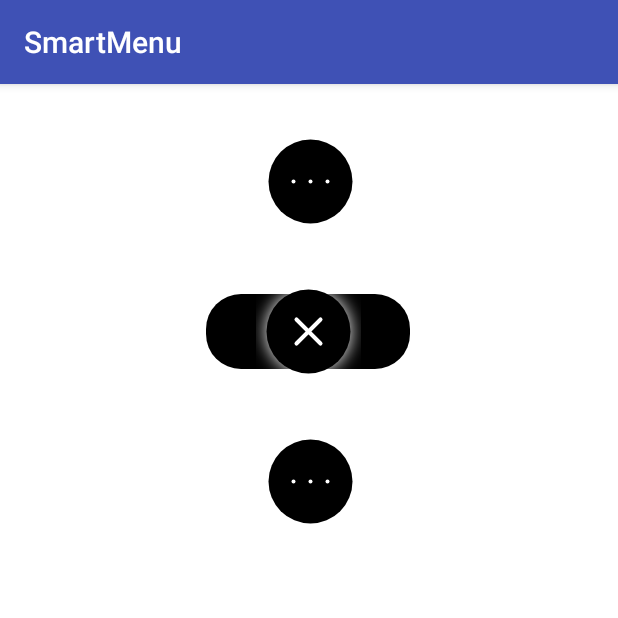
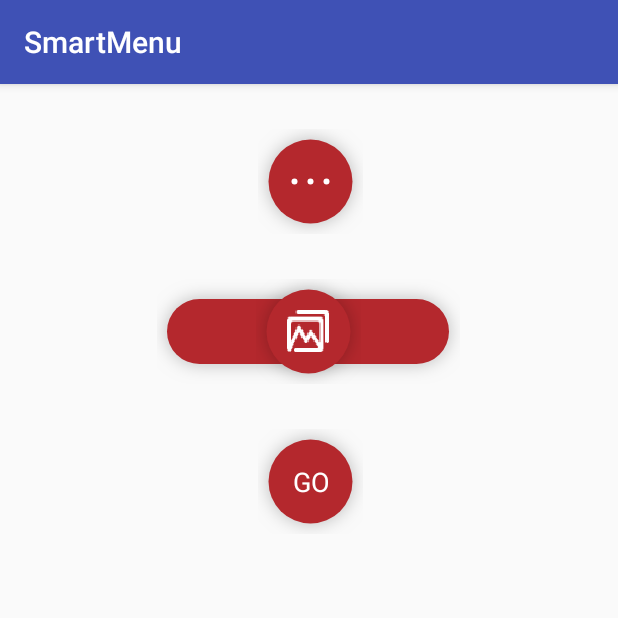
Before and after one commit to cbfg5210/SmartMenu, an Android app: the screen it shows after launch (MainActivity), on a phone screen of 412 x 824 dp, the top half of it. Run offline under Robolectric (Android 15) with nearby library versions, the phone set to English and light mode, and no system bars; libraries missing offline, so code that uses them is left out: name.gudong.statebackground; 1 statement that could not run was skipped.

Commit message:
将SmartButton属性整合到SmartMenu,SmartButton通过SmartMenu来初始化

```diff
--- a/app/src/main/res/layout/activity_main.xml
+++ b/app/src/main/res/layout/activity_main.xml
@@ -4,7 +4,6 @@
     xmlns:app="http://schemas.android.com/apk/res-auto"
     android:layout_width="match_parent"
     android:layout_height="match_parent"
-    android:background="#ffffff"
     android:gravity="center_horizontal"
     android:orientation="vertical">
 
@@ -13,33 +12,34 @@
         android:layout_width="wrap_content"
         android:layout_height="wrap_content"
         android:layout_marginTop="30dp"
-        app:bg_color="#b4282d"
-        app:inner_padding="15dp"
-        app:outer_padding="20dp"
-        app:shadow_color="#40000000"
-        app:vertical_padding="13dp"/>
+        app:bgColor="#b4282d"
+        app:innerPadding="15dp"
+        app:outerPadding="20dp"
+        app:shadowColor="#40000000"
+        app:verticalPadding="13dp"/>
 
     <com.ue.smartmenu.SmartMenu
         android:id="@+id/smartMenu2"
         android:layout_width="wrap_content"
         android:layout_height="wrap_content"
         android:layout_marginTop="30dp"
-        app:bg_color="#b4282d"
-        app:inner_padding="15dp"
-        app:outer_padding="20dp"
-        app:shadow_color="#40000000"
-        app:smart_view_res="@layout/layout_smart_button"
-        app:vertical_padding="13dp"/>
+        android:src="@mipmap/icon_album"
+        app:bgColor="#b4282d"
+        app:innerPadding="15dp"
+        app:outerPadding="20dp"
+        app:shadowColor="#40000000"
+        app:verticalPadding="13dp"/>
 
     <com.ue.smartmenu.SmartMenu
         android:id="@+id/smartMenu3"
         android:layout_width="wrap_content"
         android:layout_height="wrap_content"
         android:layout_marginTop="30dp"
-        app:bg_color="#b4282d"
-        app:inner_padding="15dp"
-        app:outer_padding="20dp"
-        app:shadow_color="#40000000"
-        app:smart_view_res="@layout/layout_smart_button_2"
-        app:vertical_padding="13dp"/>
+        android:text="GO"
+        android:textSize="18sp"
+        app:bgColor="#b4282d"
+        app:innerPadding="15dp"
+        app:outerPadding="20dp"
+        app:shadowColor="#40000000"
+        app:verticalPadding="13dp"/>
 </LinearLayout>
--- a/app/src/main/res/layout/layout_smart_button.xml
+++ /dev/null
@@ -1,14 +0,0 @@
-<?xml version="1.0" encoding="utf-8"?>
-<com.ue.smartmenu.SmartButton
-    xmlns:android="http://schemas.android.com/apk/res/android"
-    xmlns:app="http://schemas.android.com/apk/res-auto"
-    android:id="@+id/sbSmartView"
-    android:layout_width="match_parent"
-    android:layout_height="match_parent"
-    android:src="@mipmap/icon_album"
-    app:bg_color="#b4282d"
-    app:dot_color="@android:color/white"
-    app:dot_distance="25dp"
-    app:dot_radius="2dp"
-    app:image_ratio="0.4"
-    app:shadow_color="#40000000"/>
--- a/app/src/main/res/layout/layout_smart_button_2.xml
+++ /dev/null
@@ -1,16 +0,0 @@
-<?xml version="1.0" encoding="utf-8"?>
-<com.ue.smartmenu.SmartButton
-    xmlns:android="http://schemas.android.com/apk/res/android"
-    xmlns:app="http://schemas.android.com/apk/res-auto"
-    android:id="@+id/sbSmartView"
-    android:layout_width="match_parent"
-    android:layout_height="match_parent"
-    android:text="GO"
-    android:textColor="@color/white"
-    android:textSize="18sp"
-    app:bg_color="#b4282d"
-    app:dot_color="@android:color/white"
-    app:dot_distance="25dp"
-    app:dot_radius="2dp"
-    app:image_ratio="0.4"
-    app:shadow_color="#40000000"/>
--- a/smart/src/main/java/com/ue/smartmenu/SmartButton.java
+++ b/smart/src/main/java/com/ue/smartmenu/SmartButton.java
@@ -2,19 +2,16 @@ package com.ue.smartmenu;
 
 import android.animation.ValueAnimator;
 import android.content.Context;
-import android.content.res.TypedArray;
 import android.graphics.Bitmap;
 import android.graphics.BitmapFactory;
 import android.graphics.Canvas;
-import android.graphics.Color;
 import android.graphics.Paint;
 import android.graphics.Rect;
 import android.graphics.RectF;
+import android.support.annotation.DrawableRes;
 import android.text.TextUtils;
 import android.util.AttributeSet;
 import android.view.View;
-
-import com.jake.smart.R;
 
 /**
  * Created by Jake on 2016/9/12.
@@ -26,26 +23,28 @@ class SmartButton extends View implements ValueAnimator.AnimatorUpdateListener {
     /**
      * the max length of X
      */
-    private int mDotDistance;
-    private float mDotRadius = 6;
     private float mCenterX;
     private float mCenterY;
 
     private Paint mPaint;
     private Paint mBackgroundPaint;
 
-    private RectF mLeftRectF = new RectF();
-    private RectF mRightRectF = new RectF();
-
     private int mBackgroundColor;
     private int mShadowColor;
+
+    private RectF mLeftRectF;
+    private RectF mRightRectF;
+    //def content
     private int mDotColor;
+    private int mDotDistance;
+    private float mDotRadius;
+    //text content
+    private String mText;
+    //image content
+    private int imageSrc;
+    private float imageRatio;
 
-    private String text;
-    private int textSize;
-    private float imageRatio;
-    private int textColor;
-    private int imageSrc;
+    private boolean hasInit;
 
     public SmartButton(Context context) {
         this(context, null);
@@ -57,28 +56,7 @@ class SmartButton extends View implements ValueAnimator.AnimatorUpdateListener {
 
     public SmartButton(Context context, AttributeSet attrs, int defStyle) {
         super(context, attrs, defStyle);
-
-        TypedArray ta = context.obtainStyledAttributes(attrs, R.styleable.SmartButton);
-        mDotRadius = ta.getDimensionPixelSize(R.styleable.SmartButton_dotRadius, dip2px(context, 1));
-        mDotDistance = ta.getDimensionPixelSize(R.styleable.SmartButton_dotDistance, dip2px(context, 25));
-        mDotColor = ta.getColor(R.styleable.SmartButton_dotColor, Color.WHITE);
-        mShadowColor = ta.getColor(R.styleable.SmartButton_shadowColor, Color.WHITE);
-        mBackgroundColor = ta.getColor(R.styleable.SmartButton_bgColor, Color.BLACK);
-
-        text = ta.getString(R.styleable.SmartButton_android_text);
-        textSize = ta.getDimensionPixelSize(R.styleable.SmartButton_android_textSize, 15);
-        imageRatio = ta.getFloat(R.styleable.SmartButton_imageRatio, 0.5f);
-        textColor = ta.getColor(R.styleable.SmartButton_android_textColor, Color.WHITE);
-        imageSrc = ta.getResourceId(R.styleable.SmartButton_android_src, 0);
-
-        ta.recycle();
-
         init();
-    }
-
-    private int dip2px(Context context, float dpValue) {
-        final float scale = context.getResources().getDisplayMetrics().density;
-        return (int) (dpValue * scale + 0.5f);
     }
 
     private void init() {
@@ -92,26 +70,23 @@ class SmartButton extends View implements ValueAnimator.AnimatorUpdateListener {
         mPaint = new Paint();
         mPaint.setAntiAlias(true);
         mPaint.setDither(true);
-
-        if (!TextUtils.isEmpty(text)) {
-            mPaint.setStrokeWidth(3);
-            mPaint.setTextSize(textSize);
-            mPaint.setColor(textColor);
-            mPaint.setTextAlign(Paint.Align.LEFT);
-        } else {
-            mPaint.setColor(mDotColor);
-        }
+        //for text:
+        mPaint.setStrokeWidth(3);
+        mPaint.setTextAlign(Paint.Align.LEFT);
     }
 
     @Override
     protected void onDraw(Canvas canvas) {
+        if (!hasInit) {
+            return;
+        }
         drawBackground(canvas);
 
         if (imageSrc != 0) {
             drawImageContent(canvas);
             return;
         }
-        if (!TextUtils.isEmpty(text)) {
+        if (!TextUtils.isEmpty(mText)) {
             drawTextContent(canvas);
             return;
         }
@@ -133,10 +108,10 @@ class SmartButton extends View implements ValueAnimator.AnimatorUpdateListener {
         adjustCanvas(canvas, 360 * mPercent);
 
         Rect bounds = new Rect();
-        mPaint.getTextBounds(text, 0, text.length(), bounds);
+        mPaint.getTextBounds(mText, 0, mText.length(), bounds);
         Paint.FontMetricsInt fontMetrics = mPaint.getFontMetricsInt();
         int baseline = (getMeasuredHeight() - fontMetrics.bottom + fontMetrics.top) / 2 - fontMetrics.top;
-        canvas.drawText(text, getMeasuredWidth() / 2 - bounds.width() / 2, baseline, mPaint);
+        canvas.drawText(mText, getMeasuredWidth() / 2 - bounds.width() / 2, baseline, mPaint);
     }
 
     private void drawCenter(Canvas canvas) {
@@ -182,8 +157,8 @@ class SmartButton extends View implements ValueAnimator.AnimatorUpdateListener {
     protected void onMeasure(int widthMeasureSpec, int heightMeasureSpec) {
         int size = MeasureSpec.getSize(widthMeasureSpec);
         setMeasuredDimension(size, size);
-        mCenterX = getMeasuredWidth() / 2.f;
-        mCenterY = getMeasuredHeight() / 2.f;
+        mCenterX = getMeasuredWidth() * 0.5f;
+        mCenterY = getMeasuredHeight() * 0.5f;
     }
 
     @Override
@@ -192,17 +167,36 @@ class SmartButton extends View implements ValueAnimator.AnimatorUpdateListener {
         invalidate();
     }
 
-    void setRadius(float radius) {
-        mDotRadius = radius;
+    void initDefContent(float dotRadius, int dotDistance, int dotColor) {
+        mDotRadius = dotRadius;
+        mDotDistance = dotDistance;
+        mDotColor = dotColor;
+
+        mPaint.setColor(mDotColor);
+        if (mLeftRectF == null) {
+            mLeftRectF = new RectF();
+            mRightRectF = new RectF();
+        }
+
+        hasInit = true;
+        invalidate();
     }
 
-    void setLength(int length) {
-        mDotDistance = length;
+    void initImageContent(@DrawableRes int imageSrc, float imageRatio) {
+        this.imageSrc = imageSrc;
+        this.imageRatio = imageRatio;
+
+        hasInit = true;
+        invalidate();
     }
 
-    void setDotColor(int color) {
-        this.mDotColor = color;
-        mPaint.setColor(mDotColor);
+    void initTextContent(int textSize, int textColor, String text) {
+        mText = text;
+
+        mPaint.setTextSize(textSize);
+        mPaint.setColor(textColor);
+
+        hasInit = true;
         invalidate();
     }
 
--- a/smart/src/main/java/com/ue/smartmenu/SmartMenu.java
+++ b/smart/src/main/java/com/ue/smartmenu/SmartMenu.java
@@ -9,6 +9,7 @@ import android.graphics.Canvas;
 import android.graphics.Color;
 import android.graphics.Paint;
 import android.graphics.RectF;
+import android.text.TextUtils;
 import android.util.AttributeSet;
 import android.view.LayoutInflater;
 import android.view.View;
@@ -41,13 +42,12 @@ public class SmartMenu extends ViewGroup {
     private int mVerticalPadding;
     private int mSwitchBtnSize;
 
-    private boolean mOpen;
-
     private RectF mRect = new RectF();
     private ValueAnimator mSwitchAnimation;
     private ValueAnimator mScaleAnimator;
 
     private Paint mBackgroundPaint;
+    private boolean mOpen;
 
     private int mSwitchDuration = 300;
     private int mScaleDuration = 100;
@@ -56,6 +56,20 @@ public class SmartMenu extends ViewGroup {
     private int mBackgroundColor;
     private int mShadowColor;
     private int smartViewRes;
+
+    /***SmartButton start***/
+    //def content
+    private int mDotColor;
+    private int mDotDistance;
+    private float mDotRadius;
+    //text content
+    private String text;
+    private int textSize;
+    private int textColor;
+    //image content
+    private int imageSrc;
+    private float imageRatio;
+    /*****SmartButton end*****/
 
     private View smartView;
 
@@ -70,12 +84,24 @@ public class SmartMenu extends ViewGroup {
         mBackgroundPaint.setColor(mBackgroundColor);
         mBackgroundPaint.setShadowLayer(15, 0, 0, mShadowColor);
 
-        if (smartViewRes == 0) {
-            smartViewRes = R.layout.view_smart_button;
+        if (smartViewRes != 0) {
+            smartView = LayoutInflater.from(getContext()).inflate(smartViewRes, null);
+        } else {
+            SmartButton smartButton = new SmartButton(getContext());
+            smartButton.setShadowColor(mShadowColor);
+            smartButton.setBackgroundColor(mBackgroundColor);
+
+            if (imageSrc != 0) {
+                smartButton.initImageContent(imageSrc, imageRatio);
+            } else if (!TextUtils.isEmpty(text)) {
+                smartButton.initTextContent(textSize, textColor, text);
+            } else {
+                smartButton.initDefContent(mDotRadius, mDotDistance, mDotColor);
+            }
+            smartView = smartButton;
         }
-        smartView = LayoutInflater.from(getContext()).inflate(smartViewRes, null);
+
         smartView.setOnClickListener(v -> toggle());
-
         addView(smartView, new LayoutParams(mSwitchBtnSize, mSwitchBtnSize));
 
         initScaleAnimator();
@@ -93,6 +119,17 @@ public class SmartMenu extends ViewGroup {
         mBackgroundColor = ta.getColor(R.styleable.SmartMenu_bgColor, Color.BLACK);
         mMenuHeight = mSwitchBtnSize - 2 * mVerticalPadding;
         smartViewRes = ta.getResourceId(R.styleable.SmartMenu_smartViewRes, 0);
+
+        mDotRadius = ta.getDimensionPixelSize(R.styleable.SmartMenu_dotRadius, dip2px(context, 2));
+        mDotDistance = ta.getDimensionPixelSize(R.styleable.SmartMenu_dotDistance, dip2px(context, 25));
+        mDotColor = ta.getColor(R.styleable.SmartMenu_dotColor, Color.WHITE);
+
+        text = ta.getString(R.styleable.SmartMenu_android_text);
+        textSize = ta.getDimensionPixelSize(R.styleable.SmartMenu_android_textSize, 16);
+        imageRatio = ta.getFloat(R.styleable.SmartMenu_imageRatio, 0.4f);
+        textColor = ta.getColor(R.styleable.SmartMenu_android_textColor, Color.WHITE);
+        imageSrc = ta.getResourceId(R.styleable.SmartMenu_android_src, 0);
+
         ta.recycle();
         init();
     }
@@ -142,11 +179,11 @@ public class SmartMenu extends ViewGroup {
     }
 
     public void setImages(int[] images, AdapterView.OnItemClickListener itemClickListener) {
-        fillLayout(new MenuAdapter(images, itemClickListener));
+        fillLayout(new SmartMenuAdapter(images, itemClickListener));
     }
 
     public void setTexts(String[] texts, AdapterView.OnItemClickListener itemClickListener) {
-        fillLayout(new MenuAdapter(texts, itemClickListener));
+        fillLayout(new SmartMenuAdapter(texts, itemClickListener));
     }
 
     private void fillLayout(BaseAdapter mAdapter) {
--- a/smart/src/main/java/com/ue/smartmenu/MenuAdapter.java
+++ b/smart/src/main/java/com/ue/smartmenu/SmartMenuAdapter.java
@@ -15,17 +15,17 @@ import com.jake.smart.R;
 
 import name.gudong.statebackground.OneDrawable;
 
-class MenuAdapter extends BaseAdapter implements View.OnClickListener {
+class SmartMenuAdapter extends BaseAdapter implements View.OnClickListener {
     private int[] images;
     private String[] texts;
     private AdapterView.OnItemClickListener listener;
 
-    public MenuAdapter(int[] images, AdapterView.OnItemClickListener itemClickListener) {
+    public SmartMenuAdapter(int[] images, AdapterView.OnItemClickListener itemClickListener) {
         this.images = images;
         this.listener = itemClickListener;
     }
 
-    public MenuAdapter(String[] texts, AdapterView.OnItemClickListener itemClickListener) {
+    public SmartMenuAdapter(String[] texts, AdapterView.OnItemClickListener itemClickListener) {
         this.texts = texts;
         this.listener = itemClickListener;
     }
--- a/smart/src/main/res/layout/view_smart_button.xml
+++ /dev/null
@@ -1,12 +0,0 @@
-<?xml version="1.0" encoding="utf-8"?>
-<com.ue.smartmenu.SmartButton
-    xmlns:android="http://schemas.android.com/apk/res/android"
-    xmlns:app="http://schemas.android.com/apk/res-auto"
-    android:id="@+id/sbSmartView"
-    android:layout_width="match_parent"
-    android:layout_height="match_parent"
-    app:bg_color="#b4282d"
-    app:dot_color="@android:color/white"
-    app:dot_distance="25dp"
-    app:dot_radius="2dp"
-    app:shadow_color="#40000000"/>
--- a/smart/src/main/res/values/attrs.xml
+++ b/smart/src/main/res/values/attrs.xml
@@ -8,19 +8,14 @@
         <attr name="bgColor" format="color|reference"/>
         <attr name="shadowColor" format="color|reference"/>
         <attr name="smartViewRes" format="reference"/>
-    </declare-styleable>
-
-    <declare-styleable name="SmartButton">
-        <attr name="bgColor"/>
-        <attr name="shadowColor"/>
-
+        <!--smart button content:def-->
         <attr name="dotRadius" format="dimension"/>
         <attr name="dotDistance" format="dimension"/>
         <attr name="dotColor" format="color|reference"/>
-
+        <!--smart button content:image-->
         <attr name="android:src"/>
         <attr name="imageRatio" format="float"/>
-
+        <!--smart button content:text-->
         <attr name="android:textSize"/>
         <attr name="android:text"/>
         <attr name="android:textColor"/>
```
